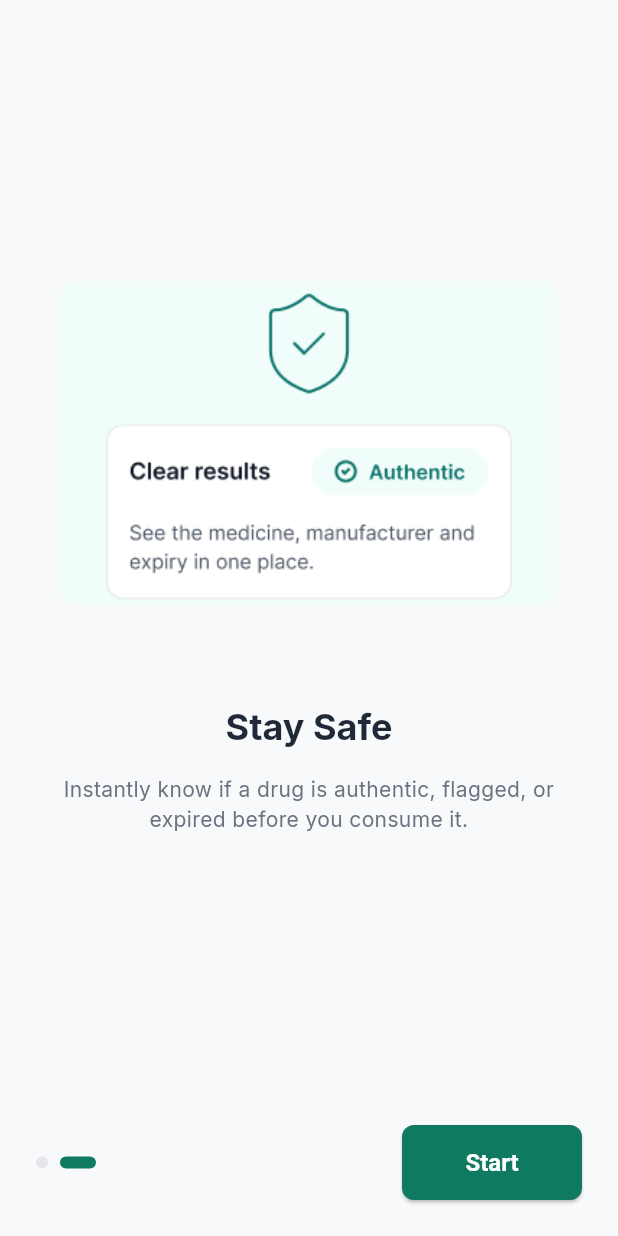
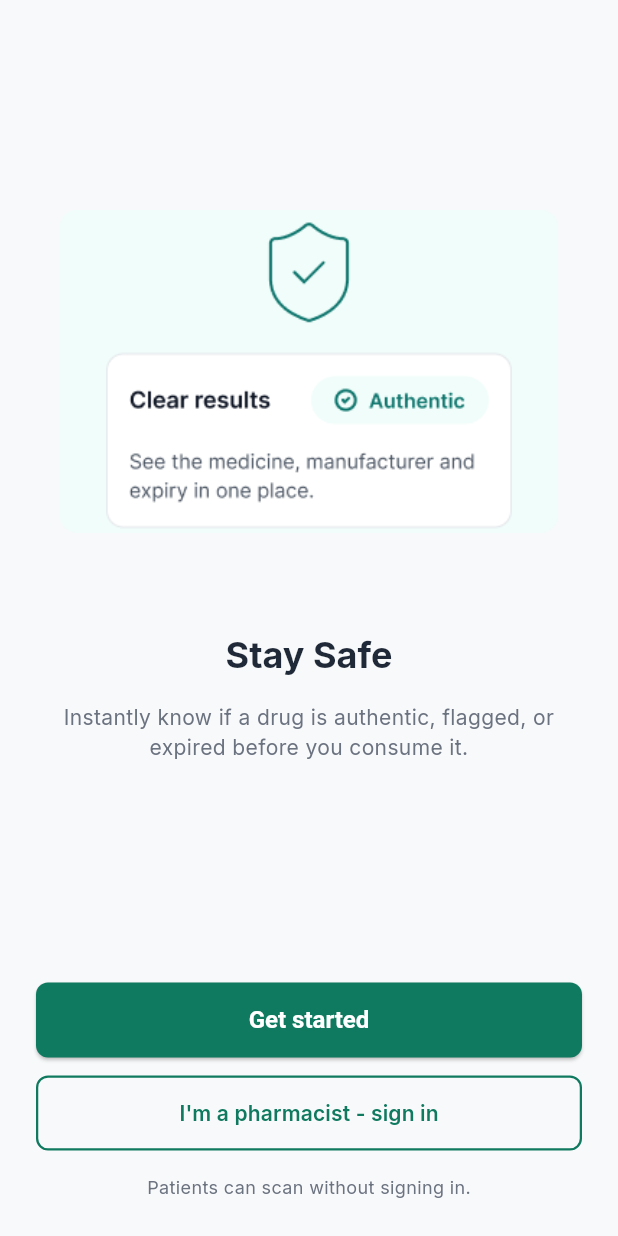
Before and after one commit to TammyBriggs/PharmaTrace, a Flutter app: the OnboardingScreen screen opened directly, after a tap on "Next", on a phone screen of 412 x 824 dp. Run offline on Flutter 3.47's test engine with Material 3 defaults, Android fonts, the light colour scheme and no system bars; our stand-ins replace google_fonts, shimmer; missing offline and left inert: mobile_scanner.

Commit message:
Added bottom navigation bar and update onboarding buttons and Implemented figma layout with floating manual entry and scanner frame. Implemented local scan history list with CAT formatting

```diff
--- a/pharmatrace_mobile/lib/features/onboarding/onboarding_screen.dart
+++ b/pharmatrace_mobile/lib/features/onboarding/onboarding_screen.dart
@@ -77,10 +77,48 @@ class _OnboardingScreenState extends State<OnboardingScreen> {
             ),
             Padding(
               padding: const EdgeInsets.all(24.0),
-              child: Row(
+              child: _currentPage == _onboardingData.length - 1
+                  ? Column(
+                      mainAxisSize: MainAxisSize.min,
+                      children: [
+                        ElevatedButton(
+                          onPressed: () {
+                            Navigator.pushReplacement(
+                              context,
+                              MaterialPageRoute(builder: (context) => const MainNavigationScreen()),
+                            );
+                          },
+                          child: const Text('Get started'),
+                        ),
+                        const SizedBox(height: 12),
+                        OutlinedButton(
+                          style: OutlinedButton.styleFrom(
+                            minimumSize: const Size(double.infinity, 50),
+                            side: const BorderSide(color: AppTheme.primaryColor, width: 1.5),
+                            shape: RoundedRectangleBorder(borderRadius: BorderRadius.circular(8)),
+                          ),
+                          onPressed: () {
+                            // Future routing to Pharmacist Login
+                            Navigator.pushReplacement(
+                              context,
+                              MaterialPageRoute(builder: (context) => const MainNavigationScreen()),
+                            );
+                          },
+                          child: const Text(
+                            'I\'m a pharmacist - sign in',
+                            style: TextStyle(color: AppTheme.primaryColor, fontWeight: FontWeight.w600),
+                          ),
+                        ),
+                        const SizedBox(height: 16),
+                        const Text(
+                          'Patients can scan without signing in.',
+                          style: TextStyle(color: AppTheme.textSecondary, fontSize: 12),
+                        ),
+                      ],
+                    )
+                  : Row(
                       mainAxisAlignment: MainAxisAlignment.spaceBetween,
                       children: [
-                  // Page Indicators
                         Row(
                           children: List.generate(
                             _onboardingData.length,
@@ -89,9 +127,7 @@ class _OnboardingScreenState extends State<OnboardingScreen> {
                               height: 8,
                               width: _currentPage == index ? 24 : 8,
                               decoration: BoxDecoration(
-                          color: _currentPage == index
-                              ? AppTheme.primaryColor
-                              : AppTheme.borderColor,
+                                color: _currentPage == index ? AppTheme.primaryColor : AppTheme.borderColor,
                                 borderRadius: BorderRadius.circular(4),
                               ),
                             ),
@@ -100,19 +136,12 @@ class _OnboardingScreenState extends State<OnboardingScreen> {
                         ElevatedButton(
                           style: ElevatedButton.styleFrom(minimumSize: const Size(120, 50)),
                           onPressed: () {
-                      if (_currentPage == _onboardingData.length - 1) {
-                        Navigator.pushReplacement(
-                          context,
-                          MaterialPageRoute(builder: (context) => const ScanHomeScreen()),
-                        );
-                      } else {
                             _pageController.nextPage(
                               duration: const Duration(milliseconds: 300),
                               curve: Curves.ease,
                             );
-                      }
                           },
-                    child: Text(_currentPage == _onboardingData.length - 1 ? 'Start' : 'Next'),
+                          child: const Text('Next'),
                         ),
                 ],
               ),
```
Also changed, not shown: pharmatrace_mobile/lib/core/main_navigation.dart (added, +42 -0 lines), pharmatrace_mobile/lib/features/scan/scan_home_screen.dart (+118 -74 lines), pharmatrace_mobile/lib/features/history/scan_history_screen.dart (added). Lines whose indentation alone changed are shown as unchanged.
